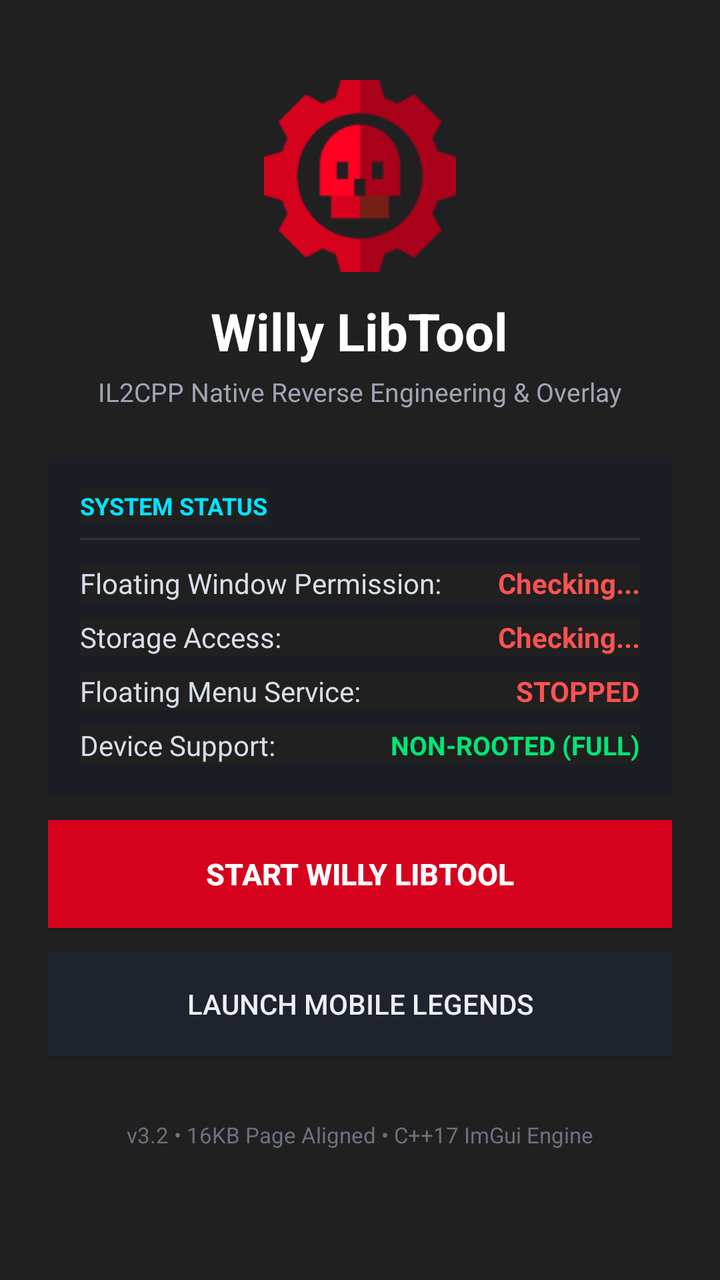
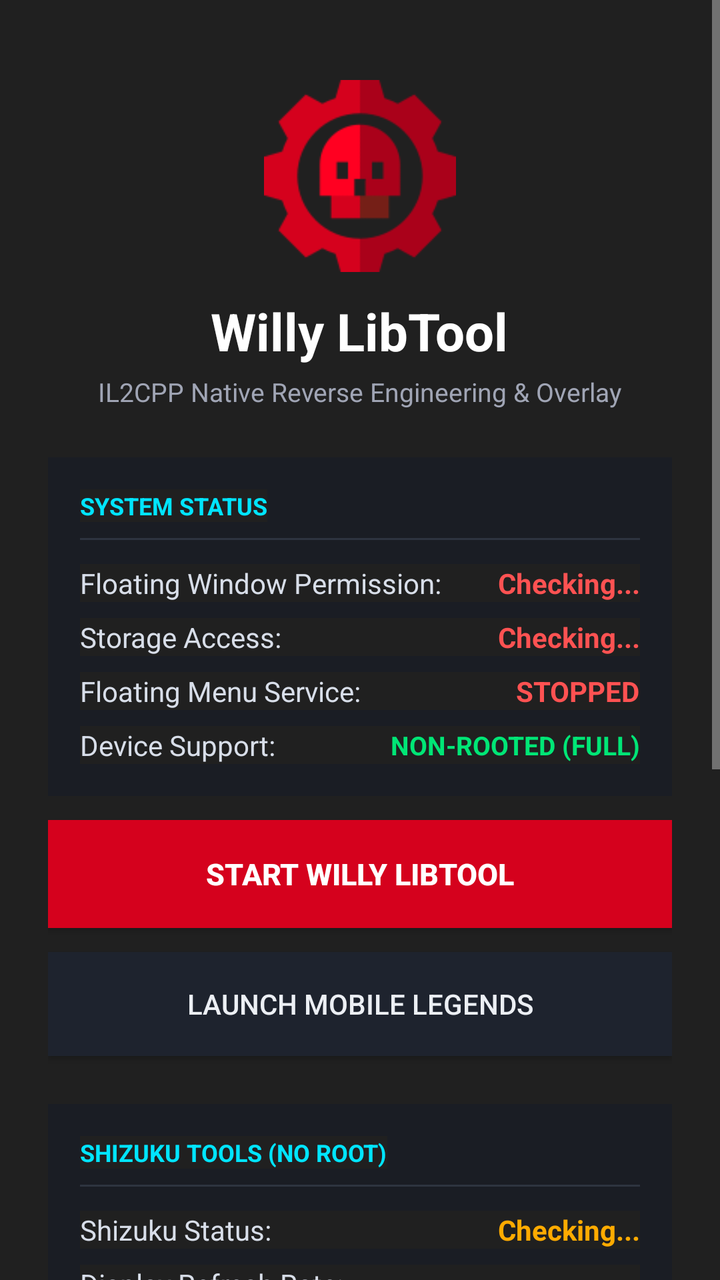

Screens rendered from an Android XML layout before and after an edit, with the pre-edit source and the edit as a unified diff.
<!-- AndroidManifest.xml: application theme AppTheme -->
<!-- res/layout/activity_main.xml -->
<?xml version="1.0" encoding="utf-8"?>
<ScrollView xmlns:android="http://schemas.android.com/apk/res/android"
    android:layout_width="match_parent"
    android:layout_height="match_parent"
    android:background="#101216"
    android:fillViewport="true">

    <LinearLayout
        android:layout_width="match_parent"
        android:layout_height="wrap_content"
        android:orientation="vertical"
        android:gravity="center_horizontal"
        android:padding="24dp">

        
        <ImageView
            android:id="@+id/imgLogo"
            android:layout_width="96dp"
            android:layout_height="96dp"
            android:layout_marginTop="16dp"
            android:src="@drawable/ic_launcher"
            android:contentDescription="Willy LibTool Logo" />

        <TextView
            android:id="@+id/txtTitle"
            android:layout_width="wrap_content"
            android:layout_height="wrap_content"
            android:layout_marginTop="12dp"
            android:text="Willy LibTool"
            android:textColor="#FFFFFF"
            android:textSize="26sp"
            android:textStyle="bold" />

        <TextView
            android:id="@+id/txtSubtitle"
            android:layout_width="wrap_content"
            android:layout_height="wrap_content"
            android:layout_marginTop="4dp"
            android:text="IL2CPP Native Reverse Engineering &amp; Overlay"
            android:textColor="#A0A5B5"
            android:textSize="13sp" />

        
        <LinearLayout
            android:layout_width="match_parent"
            android:layout_height="wrap_content"
            android:layout_marginTop="24dp"
            android:background="#1A1D24"
            android:orientation="vertical"
            android:padding="16dp">

            <TextView
                android:layout_width="wrap_content"
                android:layout_height="wrap_content"
                android:text="SYSTEM STATUS"
                android:textColor="#00E5FF"
                android:textSize="12sp"
                android:textStyle="bold" />

            <View
                android:layout_width="match_parent"
                android:layout_height="1dp"
                android:layout_marginTop="8dp"
                android:layout_marginBottom="12dp"
                android:background="#2E3440" />

            
            <LinearLayout
                android:layout_width="match_parent"
                android:layout_height="wrap_content"
                android:orientation="horizontal"
                android:gravity="center_vertical"
                android:layout_marginBottom="8dp">

                <TextView
                    android:layout_width="0dp"
                    android:layout_height="wrap_content"
                    android:layout_weight="1"
                    android:text="Floating Window Permission:"
                    android:textColor="#D8DEE9"
                    android:textSize="14sp" />

                <TextView
                    android:id="@+id/txtOverlayStatus"
                    android:layout_width="wrap_content"
                    android:layout_height="wrap_content"
                    android:text="Checking..."
                    android:textColor="#FF5252"
                    android:textSize="14sp"
                    android:textStyle="bold" />
            </LinearLayout>

            
            <LinearLayout
                android:layout_width="match_parent"
                android:layout_height="wrap_content"
                android:orientation="horizontal"
                android:gravity="center_vertical"
                android:layout_marginBottom="8dp">

                <TextView
                    android:layout_width="0dp"
                    android:layout_height="wrap_content"
                    android:layout_weight="1"
                    android:text="Storage Access:"
                    android:textColor="#D8DEE9"
                    android:textSize="14sp" />

                <TextView
                    android:id="@+id/txtStorageStatus"
                    android:layout_width="wrap_content"
                    android:layout_height="wrap_content"
                    android:text="Checking..."
                    android:textColor="#FF5252"
                    android:textSize="14sp"
                    android:textStyle="bold" />
            </LinearLayout>

            
            <LinearLayout
                android:layout_width="match_parent"
                android:layout_height="wrap_content"
                android:orientation="horizontal"
                android:gravity="center_vertical"
                android:layout_marginBottom="8dp">

                <TextView
                    android:layout_width="0dp"
                    android:layout_height="wrap_content"
                    android:layout_weight="1"
                    android:text="Floating Menu Service:"
                    android:textColor="#D8DEE9"
                    android:textSize="14sp" />

                <TextView
                    android:id="@+id/txtServiceStatus"
                    android:layout_width="wrap_content"
                    android:layout_height="wrap_content"
                    android:text="STOPPED"
                    android:textColor="#FF5252"
                    android:textSize="14sp"
                    android:textStyle="bold" />
            </LinearLayout>

            
            <LinearLayout
                android:layout_width="match_parent"
                android:layout_height="wrap_content"
                android:orientation="horizontal"
                android:gravity="center_vertical">

                <TextView
                    android:layout_width="0dp"
                    android:layout_height="wrap_content"
                    android:layout_weight="1"
                    android:text="Device Support:"
                    android:textColor="#D8DEE9"
                    android:textSize="14sp" />

                <TextView
                    android:id="@+id/txtDeviceMode"
                    android:layout_width="wrap_content"
                    android:layout_height="wrap_content"
                    android:text="NON-ROOTED (FULL)"
                    android:textColor="#00E676"
                    android:textSize="13sp"
                    android:textStyle="bold" />
            </LinearLayout>
        </LinearLayout>

        
        <Button
            android:id="@+id/btnGrantOverlay"
            android:layout_width="match_parent"
            android:layout_height="52dp"
            android:layout_marginTop="20dp"
            android:background="#2E3440"
            android:text="GRANT FLOATING PERMISSION"
            android:textColor="#00E5FF"
            android:textStyle="bold"
            android:visibility="gone" />

        <Button
            android:id="@+id/btnToggleService"
            android:layout_width="match_parent"
            android:layout_height="54dp"
            android:layout_marginTop="12dp"
            android:background="#D5011D"
            android:text="START WILLY LIBTOOL"
            android:textColor="#FFFFFF"
            android:textSize="15sp"
            android:textStyle="bold" />

        <Button
            android:id="@+id/btnLaunchMLBB"
            android:layout_width="match_parent"
            android:layout_height="52dp"
            android:layout_marginTop="12dp"
            android:background="#1E232E"
            android:text="LAUNCH MOBILE LEGENDS"
            android:textColor="#ECEFF4"
            android:textSize="14sp" />

        
        <TextView
            android:layout_width="wrap_content"
            android:layout_height="wrap_content"
            android:layout_marginTop="32dp"
            android:text="v3.2 • 16KB Page Aligned • C++17 ImGui Engine"
            android:textColor="#6C7280"
            android:textSize="11sp" />

    </LinearLayout>
</ScrollView>
<!-- resources referenced by this layout -->
<resources>
  <!-- drawable ic_launcher: png bitmap (drawable, 4838 bytes) -->
  <style name="AppTheme" parent="@android:style/Theme.Material">
          
          <item name="android:background">@color/backgroundColor</item>
      </style>
  <color name="backgroundColor">#202020</color>
</resources>

<!-- the commit's change to res/layout/activity_main.xml (unified diff, before → after) -->
@@ -202,6 +202,138 @@
             android:textSize="14sp" />
 
         
+        <LinearLayout
+            android:layout_width="match_parent"
+            android:layout_height="wrap_content"
+            android:layout_marginTop="24dp"
+            android:background="#1A1D24"
+            android:orientation="vertical"
+            android:padding="16dp">
+
+            <TextView
+                android:layout_width="wrap_content"
+                android:layout_height="wrap_content"
+                android:text="SHIZUKU TOOLS (NO ROOT)"
+                android:textColor="#00E5FF"
+                android:textSize="12sp"
+                android:textStyle="bold" />
+
+            <View
+                android:layout_width="match_parent"
+                android:layout_height="1dp"
+                android:layout_marginTop="8dp"
+                android:layout_marginBottom="12dp"
+                android:background="#2E3440" />
+
+            <LinearLayout
+                android:layout_width="match_parent"
+                android:layout_height="wrap_content"
+                android:gravity="center_vertical"
+                android:orientation="horizontal">
+
+                <TextView
+                    android:layout_width="0dp"
+                    android:layout_height="wrap_content"
+                    android:layout_weight="1"
+                    android:text="Shizuku Status:"
+                    android:textColor="#D8DEE9"
+                    android:textSize="14sp" />
+
+                <TextView
+                    android:id="@+id/txtShizukuStatus"
+                    android:layout_width="wrap_content"
+                    android:layout_height="wrap_content"
+                    android:text="Checking..."
+                    android:textColor="#FFAB00"
+                    android:textSize="14sp"
+                    android:textStyle="bold" />
+            </LinearLayout>
+
+            <LinearLayout
+                android:layout_width="match_parent"
+                android:layout_height="wrap_content"
+                android:layout_marginTop="8dp"
+                android:gravity="center_vertical"
+                android:orientation="horizontal">
+
+                <TextView
+                    android:layout_width="0dp"
+                    android:layout_height="wrap_content"
+                    android:layout_weight="1"
+                    android:text="Display Refresh Rate:"
+                    android:textColor="#D8DEE9"
+                    android:textSize="14sp" />
+
+                <TextView
+                    android:id="@+id/txtRefreshInfo"
+                    android:layout_width="wrap_content"
+                    android:layout_height="wrap_content"
+                    android:text="-"
+                    android:textColor="#A0A5B5"
+                    android:textSize="13sp" />
+            </LinearLayout>
+
+            <Button
+                android:id="@+id/btnShizukuGrant"
+                android:layout_width="match_parent"
+                android:layout_height="48dp"
+                android:layout_marginTop="12dp"
+                android:background="#2E3440"
+                android:text="GRANT SHIZUKU PERMISSION"
+                android:textColor="#00E5FF"
+                android:textStyle="bold" />
+
+            <Button
+                android:id="@+id/btnBackup"
+                android:layout_width="match_parent"
+                android:layout_height="48dp"
+                android:layout_marginTop="8dp"
+                android:background="#1E232E"
+                android:text="BACKUP MLBB SETTINGS"
+                android:textColor="#ECEFF4" />
+
+            <Button
+                android:id="@+id/btnRestore"
+                android:layout_width="match_parent"
+                android:layout_height="48dp"
+                android:layout_marginTop="8dp"
+                android:background="#1E232E"
+                android:text="RESTORE FROM BACKUP"
+                android:textColor="#ECEFF4" />
+
+            <Button
+                android:id="@+id/btnCleanCache"
+                android:layout_width="match_parent"
+                android:layout_height="48dp"
+                android:layout_marginTop="8dp"
+                android:background="#1E232E"
+                android:text="CLEAN MLBB CACHE"
+                android:textColor="#ECEFF4" />
+
+            <Button
+                android:id="@+id/btnRefreshRate"
+                android:layout_width="match_parent"
+                android:layout_height="48dp"
+                android:layout_marginTop="8dp"
+                android:background="#1E232E"
+                android:text="DISPLAY: FORCE MAX REFRESH RATE"
+                android:textColor="#ECEFF4" />
+
+            <TextView
+                android:id="@+id/txtShizukuLog"
+                android:layout_width="match_parent"
+                android:layout_height="wrap_content"
+                android:layout_marginTop="12dp"
+                android:background="#0B0D10"
+                android:fontFamily="monospace"
+                android:padding="8dp"
+                android:text="Ready."
+                android:textColor="#8FBCBB"
+                android:textIsSelectable="true"
+                android:textSize="11sp" />
+        </LinearLayout>
+
+        
         <TextView
             android:layout_width="wrap_content"
             android:layout_height="wrap_content"
